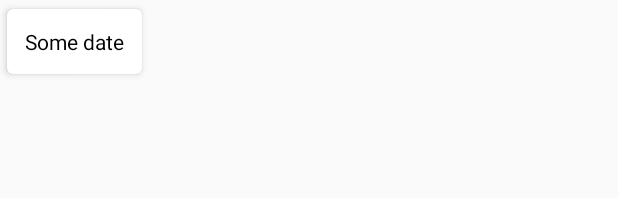
After one commit to kalpanaChaurasia/SaveTheDate, an Android app: the layout content_story_listName_row.xml on its own in the app's theme, with its tools: preview values and no code run, on a phone screen of 412 x 824 dp. The commit adds this screen. Shown: the top 198 px of the screen. Run offline under Robolectric (Android 15) with nearby library versions, the phone set to English and light mode, and no system bars.

Commit message:
Event adding from home completed without testing

```diff
--- a/app/src/main/java/com/arunsoorya/savethedate/BaseActivity.java
+++ b/app/src/main/java/com/arunsoorya/savethedate/BaseActivity.java
@@ -5,6 +5,7 @@ import android.os.Bundle;
 import android.support.annotation.LayoutRes;
 import android.support.annotation.Nullable;
 import android.support.v7.app.AppCompatActivity;
+import android.text.TextUtils;
 import android.view.LayoutInflater;
 import android.view.View;
 import android.view.ViewGroup;
@@ -12,6 +13,8 @@ import android.widget.Toast;
 
 import com.google.firebase.auth.FirebaseAuth;
 import com.google.firebase.auth.FirebaseUser;
+
+import org.w3c.dom.Text;
 
 import java.util.Calendar;
 
@@ -47,6 +50,9 @@ public class BaseActivity extends AppCompatActivity {
         progressLayout.setVisibility(View.GONE);
     }
 
+    protected boolean isEmpty(String val){
+        return TextUtils.isEmpty(val);
+    }
     protected void showLoading() {
         container.setVisibility(View.GONE);
         progressLayout.setVisibility(View.VISIBLE);
--- a/app/src/main/res/layout/content_event_add.xml
+++ b/app/src/main/res/layout/content_event_add.xml
@@ -18,6 +18,12 @@
         android:layout_width="wrap_content"
         android:layout_height="wrap_content"
         android:text="Choose Story" />
+
+    <android.support.v7.widget.RecyclerView
+        android:layout_width="match_parent"
+        android:id="@+id/recyclerview"
+        android:layout_marginTop="5dp"
+        android:layout_height="100dp" />
 
     <android.support.design.widget.TextInputLayout
         android:id="@+id/email_field"
--- /dev/null
+++ b/app/src/main/res/layout/content_story_listName_row.xml
@@ -0,0 +1,25 @@
+<?xml version="1.0" encoding="utf-8"?>
+<android.support.v7.widget.CardView
+    xmlns:android="http://schemas.android.com/apk/res/android"
+    xmlns:card_view="http://schemas.android.com/apk/res-auto"
+    android:id="@+id/card_view"
+    android:layout_width="wrap_content"
+    android:elevation="3dp"
+    android:layout_height="wrap_content"
+    card_view:cardCornerRadius="4dp"
+    card_view:cardElevation="3dp"
+    card_view:contentPadding="12dp"
+    card_view:cardBackgroundColor="#ffffff"
+    card_view:cardUseCompatPadding="true">
+
+
+
+        <TextView
+            android:id="@+id/item_name"
+            android:layout_width="wrap_content"
+            android:layout_height="wrap_content"
+            android:layout_gravity="top|start"
+            android:textColor="#000000"
+            android:text="Some date" />
+
+</android.support.v7.widget.CardView>
```
Also changed, not shown: app/src/main/java/com/arunsoorya/savethedate/EventAddActivity.java (+63 -3 lines), app/src/main/java/com/arunsoorya/savethedate/HomeActivity.java (+2 -17 lines), app/src/main/java/com/arunsoorya/savethedate/adapter/StoryNameAdapter.java (added, +77 -0 lines), app/src/main/java/com/arunsoorya/savethedate/adapter/StoryNameHolder.java (added, +37 -0 lines), app/src/main/res/layout/app_bar_home.xml (+0 -8 lines), app/src/main/res/menu/activity_home_drawer.xml (+2 -21 lines).
